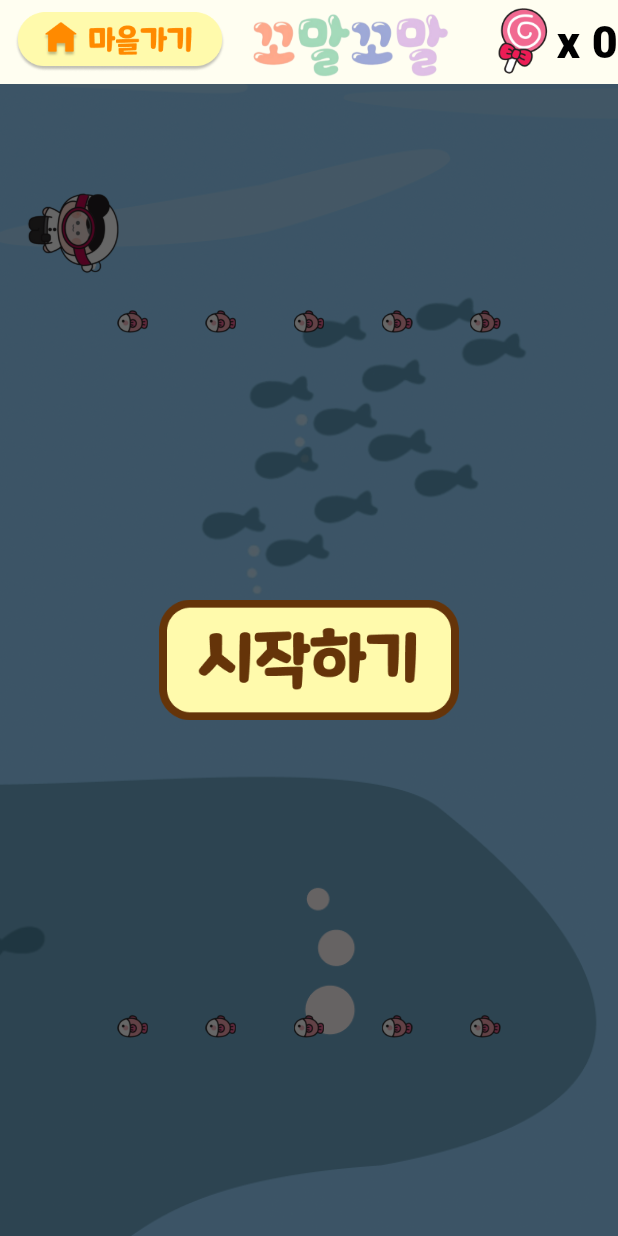
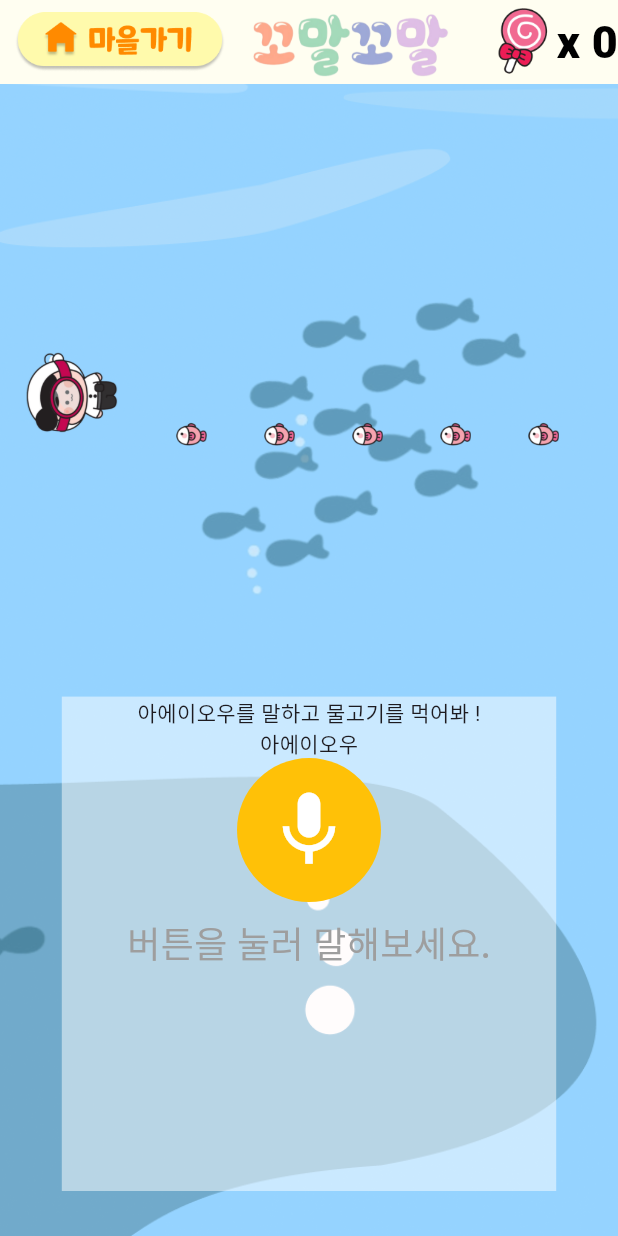
Before and after one commit to ggomal/ggomalggomal, a Flutter app: the WhaleScreen screen opened by its route, on a phone screen of 412 x 824 dp. Run offline on Flutter 3.47's test engine with Material 3 defaults, Android fonts, the light colour scheme and no system bars; our stand-ins replace animated_background, audioplayers, camera, dio, flutter_secure_storage, get and 6 more; missing offline and left inert: flutter_podium, flutter_sound, flutter_vision, noise_meter; accounts and stored records are empty; network calls fail; Roboto replaces fonts that are missing (Maplestory).

Commit message:
Feat : 고래 구현 진행중
Change-Id: Ib9fcae6be1f385df6a894b6f606c5195d31c3e79

```diff
--- a/front/ggomal/lib/widgets/whale_sea.dart
+++ b/front/ggomal/lib/widgets/whale_sea.dart
@@ -1,4 +1,5 @@
 import 'dart:async';
+import 'dart:io';
 import 'package:flutter/material.dart';
 import 'package:ggomal/constants.dart';
 import 'package:ggomal/services/whale_dio.dart';
@@ -6,6 +7,8 @@ import 'package:ggomal/utils/game_bosang_dialog.dart';
 import 'package:ggomal/widgets/percent_bar.dart';
 import 'package:noise_meter/noise_meter.dart';
 import 'package:permission_handler/permission_handler.dart';
+import 'package:path_provider/path_provider.dart';
+import 'package:flutter_sound/flutter_sound.dart';
 
 class WhaleSea extends StatefulWidget {
   const WhaleSea({super.key});
@@ -15,65 +18,21 @@ class WhaleSea extends StatefulWidget {
 }
 
 class _WhaleSeaState extends State<WhaleSea> {
-  Alignment _alignment = Alignment(-0.9, -0.8);
-  int directionCount = 0;
-  List<List<double>> direction = [
-    [0.1, 0],
-    [0, 0.1],
-    [-0.1, 0]
-  ];
+  late String currentFilePath;
+  int recordCount = 0;
+  final recorder = FlutterSoundRecorder();
+  String filePath = '';
+  List words = [true, true, true, true, true];
+  bool isPass = true;
+  // bool isPass = true;
+  bool isLoading = false;
+  late Timer _timer;
 
-  late int _fishCount = 0;
-  int seconds = 0;
 
-  bool _isRecording = false;
-
-  int startTime = 0;
-  int endTime = 0;
-
-  NoiseReading? _latestReading;
-  StreamSubscription<NoiseReading>? _noiseSubscription;
-  NoiseMeter? noiseMeter;
-
-  final List<Map<String, dynamic>> _fishLocation = [
-    {"x": -0.6, "y": -0.6, "isVisible": true},
-    {"x": -0.3, "y": -0.6, "isVisible": true},
-    {"x": -0.0, "y": -0.6, "isVisible": true},
-    {"x": 0.3, "y": -0.6, "isVisible": true},
-    {"x": 0.6, "y": -0.6, "isVisible": true},
-    {"x": -0.6, "y": 0.65, "isVisible": true},
-    {"x": -0.3, "y": 0.65, "isVisible": true},
-    {"x": 0.0, "y": 0.65, "isVisible": true},
-    {"x": 0.3, "y": 0.65, "isVisible": true},
-    {"x": 0.6, "y": 0.65, "isVisible": true},
-  ];
-
-  void onData(NoiseReading noiseReading) => setState(() {
-        _latestReading = noiseReading;
-        double x = _alignment.x + direction[directionCount][0];
-        double y = _alignment.y + direction[directionCount][1];
-
-        if (noiseReading.meanDecibel >= 75) {
-          if (x >= -0.8 && x <= 0.8 && y >= -1 && y <= 0.8) {
-            _alignment += Alignment(
-                direction[directionCount][0], direction[directionCount][1]);
-            int fishIndex = _fishLocation.indexWhere((location) =>
-                x + 0.06 > location["x"]! &&
-                x - 0.16 < location["x"]! &&
-                y + 0.21 > location["y"]! &&
-                y - 0.21 < location["y"]!);
-            if (fishIndex != -1 && _fishLocation[fishIndex]['isVisible']) {
-              _eatFish(fishIndex);
-            }
-          } else {
-            directionCount += 1;
-          }
-        }
-      });
-
-  void onError(Object error) {
-    print(error);
-    stop();
+  @override
+  void initState() {
+    super.initState();
+    initRecorder();
   }
 
   Future<bool> checkPermission() async => await Permission.microphone.isGranted;
@@ -81,18 +40,108 @@ class _WhaleSeaState extends State<WhaleSea> {
   Future<void> requestPermission() async =>
       await Permission.microphone.request();
 
-  Future<void> start() async {
-    startTime = DateTime.now().millisecondsSinceEpoch;
-    noiseMeter ??= NoiseMeter();
-    if (!(await checkPermission())) await requestPermission();
-    _noiseSubscription = noiseMeter?.noise.listen(onData, onError: onError);
-    setState(() => _isRecording = true);
+  Future initRecorder() async {
+    var status = await Permission.speech.status;
+    if (!status.isGranted) {
+      print('권한 허용안됨');
+      throw '마이크 권한이 허용되지 않았습니다';
+    }
+    await recorder.openRecorder();
   }
 
-  void stop() {
-    _noiseSubscription?.cancel();
-    setState(() => _isRecording = false);
+  void postAudio() async {
+    File audioFile = File(filePath);
+    if (await audioFile.exists()) {
+      // final response = await checkAudio(
+      //     widget.speechData['gameNum'],
+      //     "${widget.speechData['name']} ${widget.speechData['ending']}",
+      //     filePath);
+      final response = [true, false, true, true, true];
+      // print(response['overResult']);
+      // if (response['overResult'] || recordCount == 3) {
+      //   Navigator.pop(context, true);
+      // } else {
+      setState(() {
+        // words = response['words'];
+        // isPass = response['overResult'];
+        words = response;
+        isPass = false;
+      });
+      _timer = Timer.periodic(Duration(microseconds: 200), (timer) {
+        move();
+
+      });
+
+    } else {
+      print("파일이 존재하지 않습니다.");
     }
+  }
+
+  Future<void> record() async {
+    Directory tempDir = await getTemporaryDirectory();
+    filePath = '${tempDir.path}/chick_audio_$recordCount.wav';
+    await recorder.startRecorder(toFile: filePath, codec: Codec.pcm16WAV);
+    setState(() {
+      currentFilePath = filePath;
+    });
+  }
+
+  Future<void> stop() async {
+    await recorder.stopRecorder();
+    postAudio();
+    setState(() {
+      recordCount++;
+    });
+  }
+
+  List<TextSpan> _buildTextSpans(text) {
+    List<TextSpan> textSpans = [];
+    for (int i = 0; i < text.length; i++) {
+      Color textColor = words[i] ? Colors.black : Colors.red;
+      textSpans.add(
+        TextSpan(
+          text: text[i],
+          style: mapleText(48, FontWeight.w700, textColor),
+        ),
+      );
+    }
+    return textSpans;
+  }
+
+  Alignment _alignment = Alignment(-0.9, -0.5);
+
+  late int _fishCount = 0;
+  int seconds = 0;
+
+  int startTime = 0;
+  int endTime = 0;
+
+  final List<Map<String, dynamic>> _fishLocation = [
+    {"x": -0.4, "y": -0.4, "isVisible": true},
+    {"x": -0.1, "y": -0.4, "isVisible": true},
+    {"x": 0.2, "y": -0.4, "isVisible": true},
+    {"x": 0.5, "y": -0.4, "isVisible": true},
+    {"x": 0.8, "y": -0.4, "isVisible": true},
+  ];
+
+  void move() {
+    print("움직여라");
+    if (_alignment.x >= 0.9) {
+      _timer.cancel();
+    }
+    double x = _alignment.x + 0.01;
+    setState(() {
+      _alignment += Alignment(0.01, 0);
+
+    });
+    int fishIndex = _fishLocation.indexWhere((location) =>
+    x + 0.06 > location["x"]! && x - 0.16 < location["x"]!);
+    if (fishIndex != -1 && _fishLocation[fishIndex]['isVisible']) {
+      _eatFish(fishIndex);
+    }
+  }
+
+
 
   void _eatFish(int fishIndex) {
     setState(() {
@@ -104,7 +153,6 @@ class _WhaleSeaState extends State<WhaleSea> {
         double gameTime = (endTime - startTime) / 1000;
         whaleReword(gameTime);
         Future.delayed(Duration(milliseconds: 500)).then((value) {
-        stop();
           showDialog(
             context: context,
             builder: (BuildContext context) =>
@@ -126,12 +174,9 @@ class _WhaleSeaState extends State<WhaleSea> {
           duration: Duration(milliseconds: 200),
           curve: Curves.easeInOut,
           alignment: _alignment,
-          child: RotatedBox(
-            quarterTurns: (directionCount + 2) % 4,
           child: Image.asset(
             'assets/images/whale/whale_diver.png',
             width: width * 0.15,
-            ),
           ),
         ),
         ..._fishLocation
@@ -160,45 +205,59 @@ class _WhaleSeaState extends State<WhaleSea> {
             }),
           ),
         ),
-        _isRecording
-            ? SizedBox.shrink()
-            : Container(
-                color: Colors.black.withOpacity(0.6),
+        Positioned(
+            bottom: 30,
+            width: width,
+            height: height * 0.4,
             child: Center(
-                  child: GestureDetector(
-                    onTap: () => start(),
-                    child: Image.asset(
-                      "assets/images/whale/start_button.png",
-                      width: 200,
+              child: Container(
+                width: width * 0.8,
+                color: Colors.white.withOpacity(0.5),
+                child: Column(children: [
+                  Text("아에이오우를 말하고 물고기를 먹어봐 !"),
+                  Text("아에이오우"),
+                  Container(
+                    padding: const EdgeInsets.all(10),
+                    margin: const EdgeInsets.only(bottom: 10),
+                    decoration: BoxDecoration(
+                      color: isLoading ? Color(0xFFC3C3C3) : Color(0xFFFFC107),
+                      shape: BoxShape.circle,
                     ),
+                    child: IconButton(
+                        onPressed: () async {
+                          if (recorder.isRecording) {
+                            await stop();
+                          } else {
+                            isLoading ? null : await record();
+                          }
+                        },
+                        icon: Icon(
+                          recorder.isRecording
+                              ? Icons.stop_rounded
+                              : isLoading
+                              ? Icons.more_horiz
+                              : Icons.mic,
+                          color: Colors.white,
+                          size: 60,
+                        )),
                   ),
-                  // children: [
-                  //   Container(
-                  //     child: Text(_isRecording ? "Mic: ON" : "Mic: OFF",
-                  //         style: TextStyle(fontSize: 25, color: Colors.blue)),
-                  //     margin: EdgeInsets.only(top: 20),
-                  //   ),
-                  //   Container(
-                  //     child: Text(
-                  //       'Noise: ${_latestReading?.meanDecibel.toStringAsFixed(2)} dB',
-                  //     ),
-                  //     margin: EdgeInsets.only(top: 20),
-                  //   ),
-                  //   Container(
-                  //     child: Text(
-                  //       'Max: ${_latestReading?.maxDecibel.toStringAsFixed(2)} dB',
-                  //     ),
-                  //   ),
-                  // ],
+                  Text(
+                    recorder.isRecording
+                        ? "종료 버튼을 눌러주세요."
+                        : isLoading
+                        ? "AI 발음 정밀 분석  중입니다."
+                        : "버튼을 눌러 말해보세요.",
+                    style: mapleText(24, FontWeight.w500, Colors.grey),
+                  )
+                ]),
               ),
-              ),
+            ))
       ],
     );
   }
 
   @override
   void dispose() {
-    _noiseSubscription?.cancel();
     super.dispose();
   }
 }
```
Lines whose indentation alone changed are shown as unchanged.
